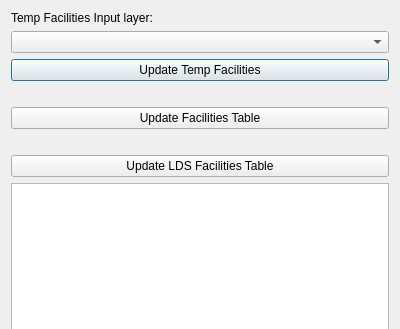
Above: update_facilities/update_facilities_dialog_base.ui from linz/nz-facilities before the change; both pictures show x 0 to 400 and y 0 to 329 of the 400 by 537 pixel window. Below: the same form after it.
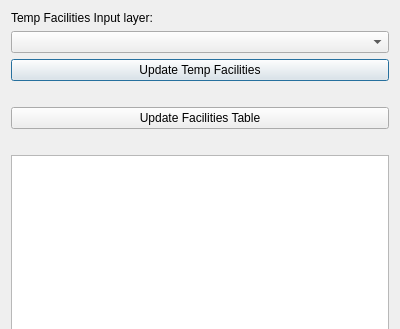
That is the form after the change. Custom widgets are drawn as their Qt base class.

Commit message: feat: removed Update LDS Facilities Table

Patch:
```diff
--- a/update_facilities/update_facilities_dialog_base.ui
+++ b/update_facilities/update_facilities_dialog_base.ui
@@ -87,16 +87,6 @@
      </property>
     </spacer>
    </item>
-   <item>
-    <widget class="QPushButton" name="btn_update_lds_facilities_table">
-     <property name="toolTip">
-      <string>update the LDS facilities table using the facilities table</string>
-     </property>
-     <property name="text">
-      <string>Update LDS Facilities Table</string>
-     </property>
-    </widget>
-   </item>
    <item>
     <widget class="QTextEdit" name="msgbox">
      <property name="enabled">
```
The commit also changes 6 other files.
